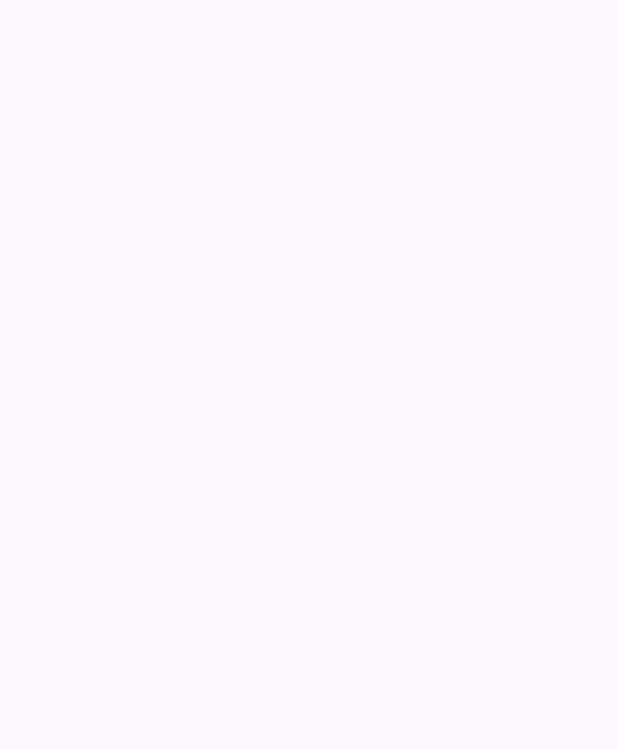
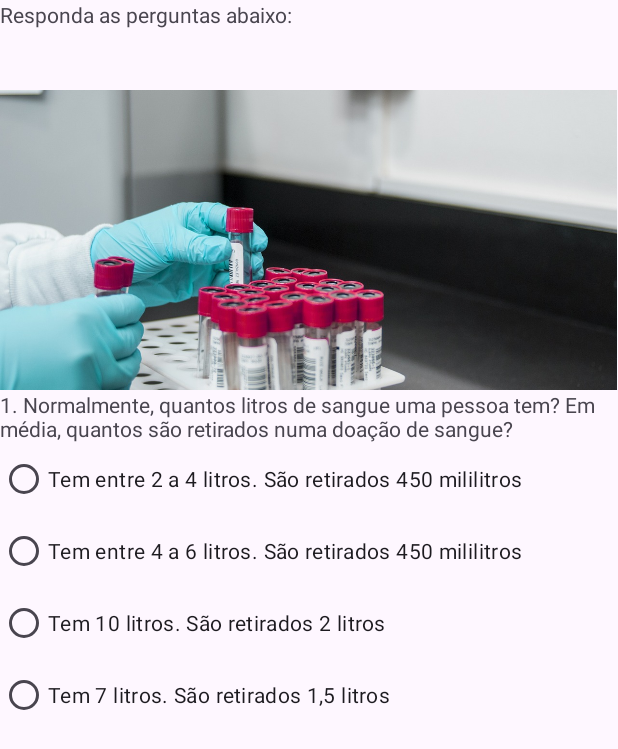
Before and after one commit to Yuri140/AppComponentes, an Android app: the Quiz_Activity screen opened directly, with no data from a screen before it, on a phone screen of 412 x 824 dp. Before the commit the part shown is empty. Shown: the top 749 px of the screen. Run offline under Robolectric (Android 15) with nearby library versions, the phone set to English and light mode, and no system bars.

Commit message:
criando primeiro exercicio

```diff
--- a/app/src/main/res/layout/quiz_layout.xml
+++ b/app/src/main/res/layout/quiz_layout.xml
@@ -1,9 +1,54 @@
 <?xml version="1.0" encoding="utf-8"?>
-<androidx.constraintlayout.widget.ConstraintLayout xmlns:android="http://schemas.android.com/apk/res/android"
+<LinearLayout xmlns:android="http://schemas.android.com/apk/res/android"
     xmlns:app="http://schemas.android.com/apk/res-auto"
     xmlns:tools="http://schemas.android.com/tools"
     android:layout_width="match_parent"
     android:layout_height="match_parent"
+    android:orientation="vertical"
     tools:context=".Quiz_Activity">
 
-</androidx.constraintlayout.widget.ConstraintLayout>
+
+    <TextView
+        android:layout_width="wrap_content"
+        android:layout_height="60dp"
+        android:text="Responda as perguntas abaixo:" />
+
+    <ImageView
+        android:layout_width="411dp"
+        android:layout_height="200dp"
+        android:scaleType="centerCrop"
+        android:src="@drawable/blood" />
+
+    <TextView
+        android:layout_width="wrap_content"
+        android:layout_height="wrap_content"
+        android:text="1. Normalmente, quantos litros de sangue uma pessoa tem? Em média, quantos são retirados numa doação de sangue?" />
+
+    <RadioButton
+        android:layout_width="wrap_content"
+        android:layout_height="wrap_content"
+        android:text="Tem entre 2 a 4 litros. São retirados 450 mililitros" />
+
+    <RadioButton
+        android:layout_width="wrap_content"
+        android:layout_height="wrap_content"
+        android:text="Tem entre 4 a 6 litros. São retirados 450 mililitros" />
+
+    <RadioButton
+        android:layout_width="wrap_content"
+        android:layout_height="wrap_content"
+        android:text="Tem 10 litros. São retirados 2 litros" />
+
+    <RadioButton
+        android:layout_width="wrap_content"
+        android:layout_height="wrap_content"
+        android:text="Tem 7 litros. São retirados 1,5 litros" />
+
+
+
+
+
+
+
+
+</LinearLayout>
```
Also changed, not shown: app/src/main/res/drawable/blood.jpg (added).
